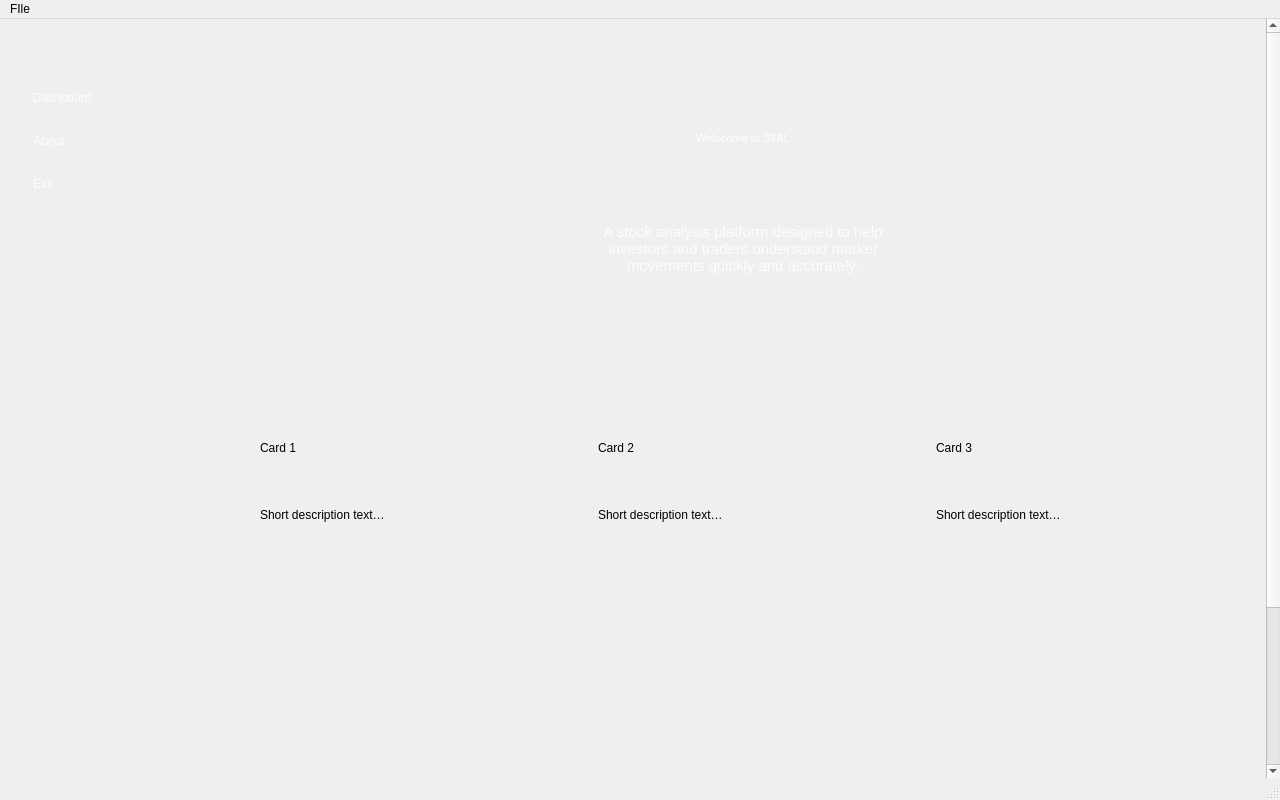
eDarrrrr/ProjectSTAL, file ui/MainMenu.ui: the form before one commit.
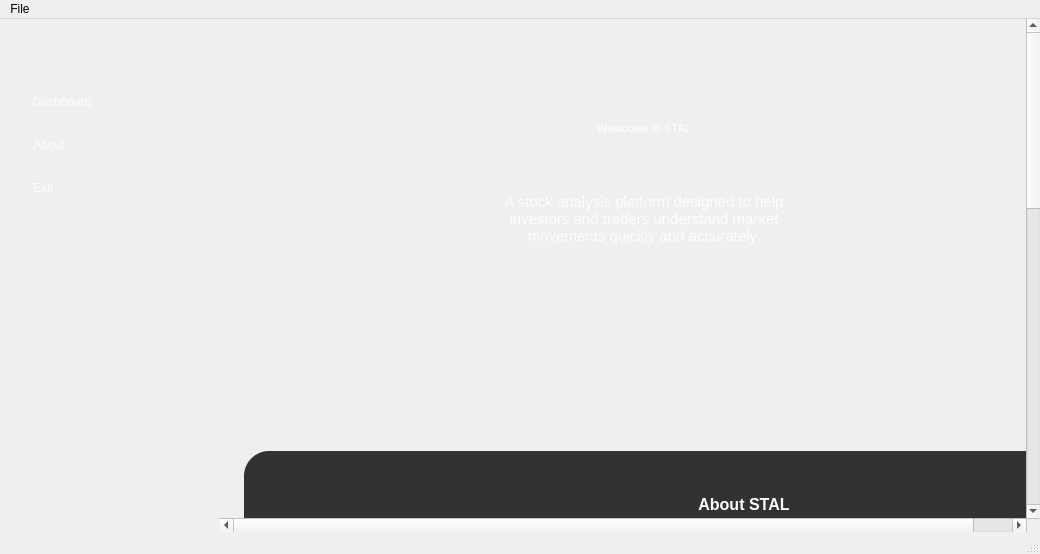
The form after the commit. Icons and pictures are not drawn.

Commit message: added taskbar di main menu nya

```diff
--- a/ui/MainMenu.ui
+++ b/ui/MainMenu.ui
@@ -6,15 +6,18 @@
    <rect>
     <x>0</x>
     <y>0</y>
-    <width>1280</width>
-    <height>800</height>
+    <width>1040</width>
+    <height>554</height>
    </rect>
   </property>
   <property name="windowTitle">
    <string>STAL - Stock Analyzer</string>
   </property>
+  <property name="styleSheet">
+   <string notr="true"/>
+  </property>
   <widget class="QWidget" name="centralwidget">
-   <layout class="QHBoxLayout" name="mainLayout" stretch="0,1">
+   <layout class="QHBoxLayout" name="mainLayout" stretch="0,0">
     <property name="spacing">
      <number>0</number>
     </property>
@@ -89,14 +92,14 @@
         <number>12</number>
        </property>
        <item>
-        <widget class="QLabel" name="brand">
+        <widget class="QLabel" name="logo">
          <property name="enabled">
           <bool>true</bool>
          </property>
          <property name="maximumSize">
           <size>
-           <width>200</width>
-           <height>125</height>
+           <width>250</width>
+           <height>140</height>
           </size>
          </property>
          <property name="sizeIncrement">
@@ -118,15 +121,31 @@
           <bool>true</bool>
          </property>
          <property name="margin">
-          <number>1</number>
+          <number>-14</number>
          </property>
          <property name="indent">
-          <number>-1</number>
+          <number>1</number>
          </property>
         </widget>
        </item>
        <item>
-        <widget class="QToolButton" name="btnResearch">
+        <spacer name="verticalSpacer_2">
+         <property name="orientation">
+          <enum>Qt::Vertical</enum>
+         </property>
+         <property name="sizeType">
+          <enum>QSizePolicy::Fixed</enum>
+         </property>
+         <property name="sizeHint" stdset="0">
+          <size>
+           <width>20</width>
+           <height>36</height>
+          </size>
+         </property>
+        </spacer>
+       </item>
+       <item>
+        <widget class="QToolButton" name="Dashboard">
          <property name="text">
           <string>Dashboard</string>
          </property>
@@ -136,17 +155,26 @@
         </widget>
        </item>
        <item>
-        <widget class="QToolButton" name="btnCompany">
+        <widget class="QToolButton" name="About">
          <property name="text">
           <string>About</string>
          </property>
+         <property name="checkable">
+          <bool>true</bool>
+         </property>
         </widget>
        </item>
        <item>
-        <widget class="QToolButton" name="btnNews">
+        <widget class="QToolButton" name="Exit">
          <property name="text">
           <string>Exit</string>
          </property>
+         <property name="checkable">
+          <bool>true</bool>
+         </property>
+         <property name="checked">
+          <bool>false</bool>
+         </property>
         </widget>
        </item>
        <item>
@@ -216,9 +244,9 @@
        <property name="geometry">
         <rect>
          <x>0</x>
-         <y>0</y>
-         <width>1043</width>
-         <height>986</height>
+         <y>-874</y>
+         <width>848</width>
+         <height>1372</height>
         </rect>
        </property>
        <layout class="QVBoxLayout" name="contentLayout">
@@ -242,7 +270,7 @@
           <property name="minimumSize">
            <size>
             <width>0</width>
-            <height>340</height>
+            <height>300</height>
            </size>
           </property>
           <property name="font">
@@ -360,146 +388,117 @@
          </widget>
         </item>
         <item>
-         <layout class="QHBoxLayout" name="cardsLayout">
-          <property name="spacing">
-           <number>16</number>
+         <spacer name="verticalSpacer_3">
+          <property name="orientation">
+           <enum>Qt::Vertical</enum>
           </property>
-          <item>
-           <widget class="QFrame" name="card">
+          <property name="sizeType">
+           <enum>QSizePolicy::Fixed</enum>
+          </property>
+          <property name="sizeHint" stdset="0">
+           <size>
+            <width>20</width>
+            <height>80</height>
+           </size>
+          </property>
+         </spacer>
+        </item>
+        <item alignment="Qt::AlignHCenter|Qt::AlignVCenter">
+         <widget class="QStackedWidget" name="Page">
+          <property name="enabled">
+           <bool>true</bool>
+          </property>
+          <property name="minimumSize">
+           <size>
+            <width>800</width>
+            <height>100</height>
+           </size>
+          </property>
+          <property name="currentIndex">
+           <number>1</number>
+          </property>
+          <widget class="QWidget" name="PageDashboard" native="true">
+           <layout class="QHBoxLayout" name="cardsLayout">
+            <property name="spacing">
+             <number>16</number>
+            </property>
+            <item alignment="Qt::AlignHCenter">
+             <widget class="QLabel" name="label">
+              <property name="styleSheet">
+               <string notr="true">color: rgb(255, 255, 255);</string>
+              </property>
+              <property name="text">
+               <string>Dashboard</string>
+              </property>
+             </widget>
+            </item>
+           </layout>
+          </widget>
+          <widget class="QWidget" name="PageAbout">
+           <property name="minimumSize">
+            <size>
+             <width>1000</width>
+             <height>340</height>
+            </size>
+           </property>
+           <property name="styleSheet">
+            <string notr="true">background: transparent;</string>
+           </property>
+           <widget class="QLabel" name="label_2">
+            <property name="geometry">
+             <rect>
+              <x>0</x>
+              <y>10</y>
+              <width>1000</width>
+              <height>300</height>
+             </rect>
+            </property>
+            <property name="sizePolicy">
+             <sizepolicy hsizetype="Preferred" vsizetype="Preferred">
+              <horstretch>0</horstretch>
+              <verstretch>0</verstretch>
+             </sizepolicy>
+            </property>
             <property name="minimumSize">
              <size>
-              <width>0</width>
-              <height>160</height>
+              <width>1000</width>
+              <height>255</height>
              </size>
             </property>
+            <property name="maximumSize">
+             <size>
+              <width>900</width>
+              <height>16777215</height>
+             </size>
+            </property>
+            <property name="font">
+             <font>
+              <family>Arial</family>
+              <pointsize>12</pointsize>
+              <weight>50</weight>
+              <bold>false</bold>
+             </font>
+            </property>
+            <property name="layoutDirection">
+             <enum>Qt::LeftToRight</enum>
+            </property>
             <property name="styleSheet">
-             <string notr="true">QFrame#card1 { /* inherit .card */ }</string>
+             <string notr="true">color: rgb(255, 255, 255);
+background: #323232;
+border-radius: 25px;</string>
             </property>
-            <layout class="QVBoxLayout" name="card1Layout">
-             <property name="leftMargin">
-              <number>16</number>
-             </property>
-             <property name="topMargin">
-              <number>16</number>
-             </property>
-             <property name="rightMargin">
-              <number>16</number>
-             </property>
-             <property name="bottomMargin">
-              <number>16</number>
-             </property>
-             <item>
-              <widget class="QLabel" name="labelCard1">
-               <property name="styleSheet">
-                <string notr="true">font: 600 12pt &quot;Segoe UI&quot;;</string>
-               </property>
-               <property name="text">
-                <string>Card 1</string>
-               </property>
-              </widget>
-             </item>
-             <item>
-              <widget class="QLabel" name="descCard1">
-               <property name="text">
-                <string>Short description text…</string>
-               </property>
-               <property name="wordWrap">
-                <bool>true</bool>
-               </property>
-              </widget>
-             </item>
-            </layout>
-           </widget>
-          </item>
-          <item>
-           <widget class="QFrame" name="card">
-            <property name="minimumSize">
-             <size>
-              <width>0</width>
-              <height>160</height>
-             </size>
+            <property name="text">
+             <string>&lt;html&gt;&lt;head/&gt;&lt;body&gt;&lt;p align=&quot;center&quot;&gt;&lt;span style=&quot; font-size:12pt; font-weight:600;&quot;&gt;About STAL&lt;/span&gt;&lt;/p&gt;&lt;p align=&quot;center&quot;&gt;&lt;span style=&quot; font-weight:600;&quot;&gt;Version:&lt;/span&gt; 1.0.0&lt;br/&gt;&lt;span style=&quot; font-weight:600;&quot;&gt;Description:&lt;/span&gt; STAL (Stock Analyzer) adalah aplikasi analisis saham berbasis Python dan PyQt5 yang&lt;br/&gt;membantu investor memahami tren pasar melalui visualisasi data yang intuitif.&lt;br/&gt;&lt;span style=&quot; font-weight:600;&quot;&gt;Developer:&lt;/span&gt; Kelompok 5&lt;br/&gt;- Muhammad Haidar Al Ghifari&lt;br/&gt;- Rania Maryam Muthmainah&lt;br/&gt;- Fathih&lt;br/&gt;- Leslie&lt;br/&gt;&lt;span style=&quot; font-weight:600;&quot;&gt;Contact us:&lt;/span&gt; line: hdrghif (Haidar)&lt;br/&gt;&lt;/p&gt;&lt;/body&gt;&lt;/html&gt;</string>
             </property>
-            <layout class="QVBoxLayout" name="card2Layout">
-             <property name="leftMargin">
-              <number>16</number>
-             </property>
-             <property name="topMargin">
-              <number>16</number>
-             </property>
-             <property name="rightMargin">
-              <number>16</number>
-             </property>
-             <property name="bottomMargin">
-              <number>16</number>
-             </property>
-             <item>
-              <widget class="QLabel" name="labelCard2">
-               <property name="styleSheet">
-                <string notr="true">font: 600 12pt &quot;Segoe UI&quot;;</string>
-               </property>
-               <property name="text">
-                <string>Card 2</string>
-               </property>
-              </widget>
-             </item>
-             <item>
-              <widget class="QLabel" name="descCard2">
-               <property name="text">
-                <string>Short description text…</string>
-               </property>
-               <property name="wordWrap">
-                <bool>true</bool>
-               </property>
-              </widget>
-             </item>
-            </layout>
-           </widget>
-          </item>
-          <item>
-           <widget class="QFrame" name="card">
-            <property name="minimumSize">
-             <size>
-              <width>0</width>
-              <height>160</height>
-             </size>
+            <property name="textFormat">
+             <enum>Qt::RichText</enum>
             </property>
-            <layout class="QVBoxLayout" name="card3Layout">
-             <property name="leftMargin">
-              <number>16</number>
-             </property>
-             <property name="topMargin">
-              <number>16</number>
-             </property>
-             <property name="rightMargin">
-              <number>16</number>
-             </property>
-             <property name="bottomMargin">
-              <number>16</number>
-             </property>
-             <item>
-              <widget class="QLabel" name="labelCard3">
-               <property name="styleSheet">
-                <string notr="true">font: 600 12pt &quot;Segoe UI&quot;;</string>
-               </property>
-               <property name="text">
-                <string>Card 3</string>
-               </property>
-              </widget>
-             </item>
-             <item>
-              <widget class="QLabel" name="descCard3">
-               <property name="text">
-                <string>Short description text…</string>
-               </property>
-               <property name="wordWrap">
-                <bool>true</bool>
-               </property>
-              </widget>
-             </item>
-            </layout>
+            <property name="alignment">
+             <set>Qt::AlignCenter</set>
+            </property>
            </widget>
-          </item>
-         </layout>
+          </widget>
+         </widget>
         </item>
         <item>
          <spacer name="spacer1">
@@ -514,6 +513,17 @@
           </property>
          </spacer>
         </item>
+        <item>
+         <widget class="QLabel" name="Bawahan">
+          <property name="styleSheet">
+           <string notr="true">background-color: transparent;
+color: rgb(255, 255, 255);</string>
+          </property>
+          <property name="text">
+           <string>&lt;html&gt;&lt;head/&gt;&lt;body&gt;&lt;p&gt;© 2025 STAL - Stock Analyzer | v1.0.0&lt;/p&gt;&lt;p&gt;Contact: hdrghif (Line)&lt;/p&gt;&lt;p&gt;Developed by Kelompok 5&lt;/p&gt;&lt;p&gt;&lt;span style=&quot; font-style:italic;&quot;&gt;This application is for informational purposes only and does not constitute financial advice.&lt;/span&gt;&lt;/p&gt;&lt;p&gt;&lt;br/&gt;&lt;/p&gt;&lt;/body&gt;&lt;/html&gt;</string>
+          </property>
+         </widget>
+        </item>
        </layout>
       </widget>
      </widget>
@@ -525,13 +535,13 @@
     <rect>
      <x>0</x>
      <y>0</y>
-     <width>1280</width>
+     <width>1040</width>
      <height>22</height>
     </rect>
    </property>
    <widget class="QMenu" name="menuFIle">
     <property name="title">
-     <string>FIle</string>
+     <string>File</string>
     </property>
     <addaction name="actionExit"/>
    </widget>
@@ -539,6 +549,9 @@
   </widget>
   <widget class="QStatusBar" name="statusbar"/>
   <action name="actionExit">
+   <property name="checkable">
+    <bool>false</bool>
+   </property>
    <property name="text">
     <string>Exit</string>
    </property>
```
Left out of the diff: 20 changed lines with no effect on the pictures. The commit also changes 7 other files.
